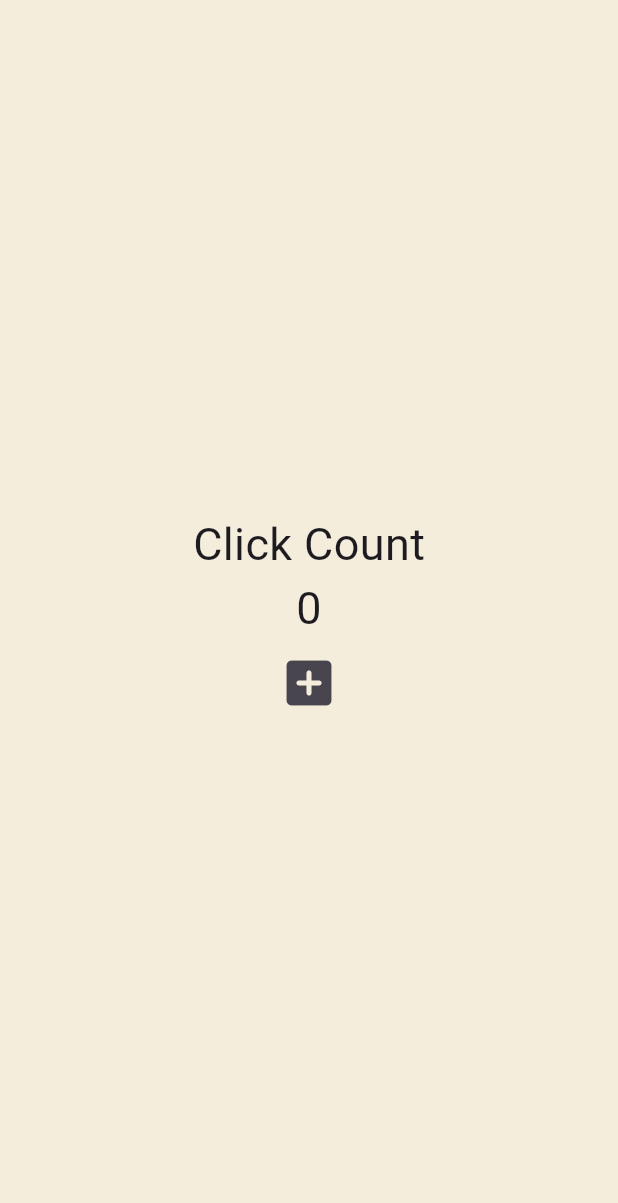
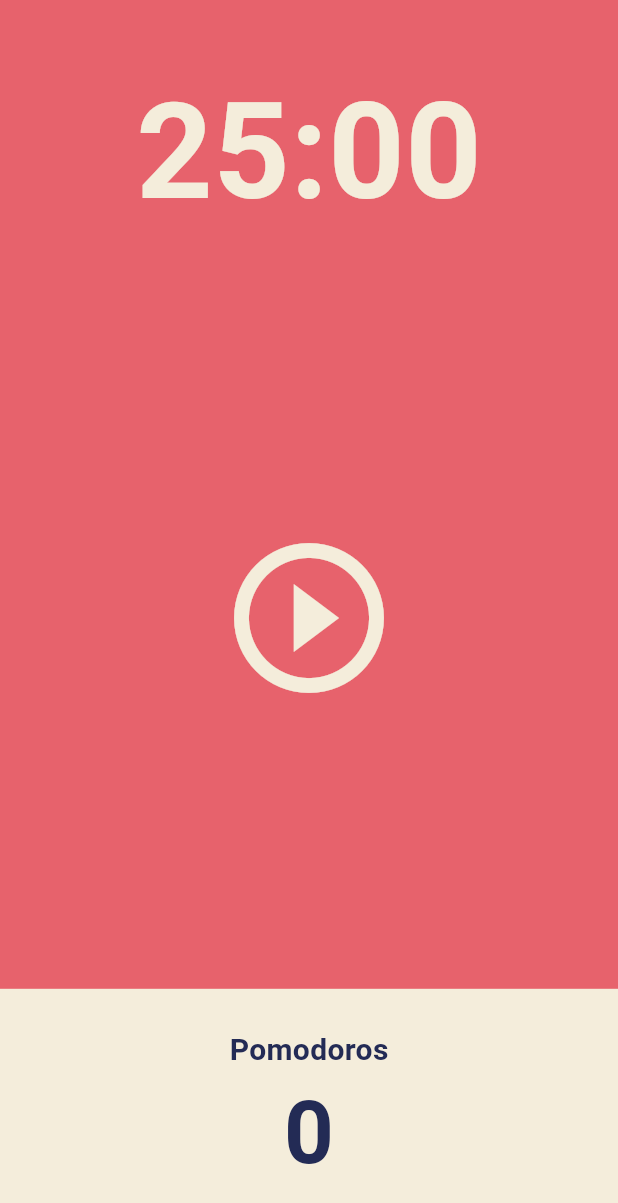
Before and after one commit to OneTen19/capstone_flutter_study, a Flutter app: the screen it shows after launch, on a phone screen of 412 x 824 dp. Shown: the top 1203 px of the screen. Run offline on Flutter 3.47's test engine with Material 3 defaults, Android fonts, the phone set to English and light mode, and no system bars.

Commit message:
#5.0 User Interface

```diff
--- /dev/null
+++ b/lib/home_screen.dart
@@ -0,0 +1,81 @@
+import 'package:flutter/material.dart';
+
+class HomeScreen extends StatefulWidget {
+  const HomeScreen({super.key});
+
+  @override
+  State<HomeScreen> createState() => _HomeScreenState();
+}
+
+class _HomeScreenState extends State<HomeScreen> {
+  @override
+  Widget build(BuildContext context) {
+    return Scaffold(
+      backgroundColor: Theme.of(context).scaffoldBackgroundColor,
+      body: Column(
+        children: [
+          Flexible(
+            flex: 1,
+            child: Container(
+              alignment: Alignment.bottomCenter,
+              child: Text(
+                '25:00',
+                style: TextStyle(
+                  color: Theme.of(context).cardColor,
+                  fontSize: 89,
+                  fontWeight: FontWeight.w600,
+                ),
+              ),
+            ),
+          ),
+          Flexible(
+            flex: 3,
+            child: Center(
+              child: IconButton(
+                iconSize: 120,
+                color: Theme.of(context).cardColor,
+                onPressed: () {},
+                icon: const Icon(Icons.play_circle_outline),
+              ),
+            ),
+          ),
+          Flexible(
+            flex: 1,
+            child: Row(
+              children: [
+                Expanded(
+                  child: Container(
+                    decoration: BoxDecoration(
+                      color: Theme.of(context).cardColor,
+                    ),
+                    child: Column(
+                      mainAxisAlignment: MainAxisAlignment.center,
+                      children: [
+                        Text(
+                          'Pomodoros',
+                          style: TextStyle(
+                            fontSize: 20,
+                            fontWeight: FontWeight.w600,
+                            color: Theme.of(context).textTheme.headlineLarge!.color,
+                          ),
+                        ),
+                        Text(
+                          '0',
+                          style: TextStyle(
+                            fontSize: 58,
+                            fontWeight: FontWeight.w600,
+                            color: Theme.of(context).textTheme.headlineLarge!.color,
+                          ),
+                        ),
+                      ],
+                    ),
+                  ),
+                ),
+              ],
+            ),
+          )
+        ],
+      ),
+    );
+  }
+}
--- a/lib/main.dart
+++ b/lib/main.dart
@@ -1,53 +1,24 @@
+import 'package:capstone_flutter_study/home_screen.dart';
 import 'package:flutter/material.dart';
 
 void main() {
-  runApp(MyApp());
+  runApp(App());
 }
 
-class MyApp extends StatefulWidget {
-  const MyApp({super.key});
-
-  @override
-  State<MyApp> createState() => _MyAppState();
-}
-
-class _MyAppState extends State<MyApp> {
-  int counter = 0;
-
-  void onClicked() {
-    setState(() {
-      counter++;
-    });
-  }
-
+class App extends StatelessWidget {
   @override
   Widget build(BuildContext context) {
     return MaterialApp(
-      home: Scaffold(
-        backgroundColor: const Color(0xFFF4EDDB),
-        body: Center(
-          child: Column(
-            mainAxisAlignment: MainAxisAlignment.center,
-            children: [
-              const Text(
-                'Click Count',
-                style: TextStyle(fontSize: 30),
-              ),
-              Text(
-                '$counter',
-                style: const TextStyle(fontSize: 30),
-              ),
-              IconButton(
-                iconSize: 40,
-                onPressed: onClicked,
-                icon: const Icon(
-                  Icons.add_box_rounded,
-                ),
-              ),
-            ],
+      theme: ThemeData(
+        scaffoldBackgroundColor: const Color(0xFFE7626C),
+        textTheme: const TextTheme(
+          headlineLarge: TextStyle(
+            color: Color(0xFF232B55),
           ),
         ),
+        cardColor: const Color(0xFFF4EDDB),
       ),
+      home: const HomeScreen(),
     );
   }
 }
```
